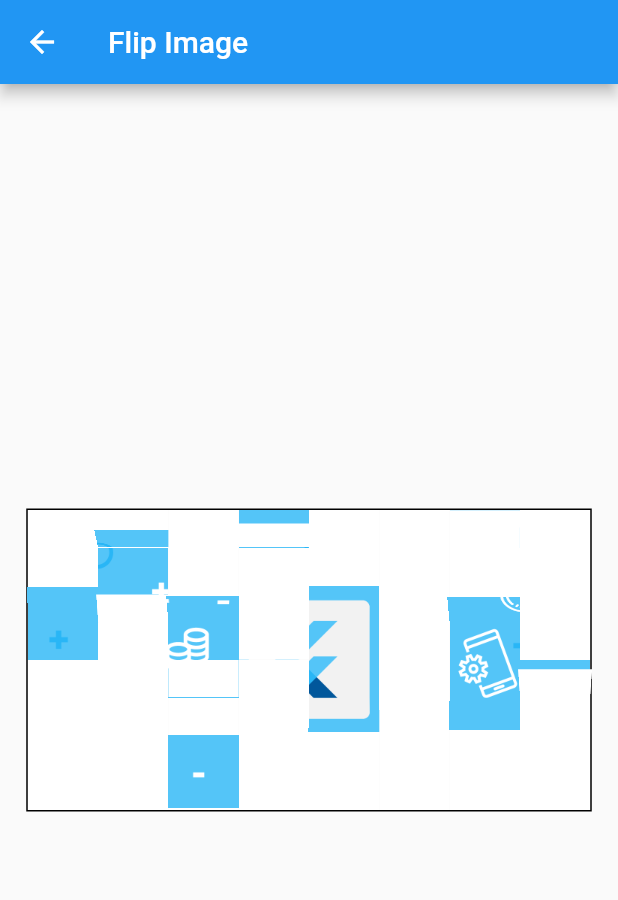
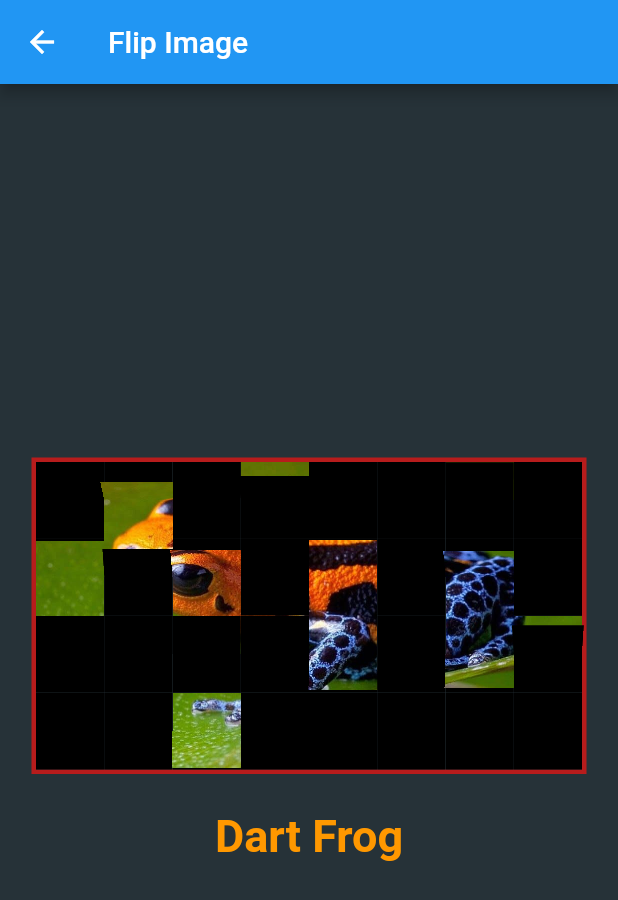
Before and after one commit to cc-nogueira/flip_board, a Flutter app: the screen it shows after launch, after a tap on "Flip Image Board", on a phone screen of 412 x 824 dp. Shown: the top 900 px of the screen. Run offline on Flutter 3.47's test engine with Material 2 defaults, Android fonts, the phone set to English and light mode, and no system bars.

Commit message:
Examples cleaning and use of Dart Frog image

```diff
--- a/example/lib/main.dart
+++ b/example/lib/main.dart
@@ -1,7 +1,7 @@
 import 'package:flutter/material.dart';
 
 import 'pages/board/flip_frase_board_page.dart';
-import 'pages/board/flip_matrix_board_single_child_page.dart';
+import 'pages/board/flip_matrix_board_image_page.dart';
 import 'pages/board/flip_matrix_board_stream_page.dart';
 import 'pages/clock/flip_clock_page.dart';
 import 'pages/clock/flip_countdown_clock_page.dart';
@@ -17,7 +17,7 @@ class MyApp extends StatelessWidget {
         title: 'Flip Board',
         routes: {
           'flip_widgets': (_) => const FlipWidgetsPage(),
-          'flip_image': (_) => const FlipMatrixBoardSingleChildPage(),
+          'flip_image': (_) => const FlipMatrixBoardImagePage(),
           'flip_stream': (_) => const FlipMatrixBoardStreamPage(),
           'flip_frase_board': (_) => const FlipFraseBoardPage(),
           'flip_clock': (_) => const FlipClockPage(),
--- /dev/null
+++ b/example/lib/pages/board/flip_matrix_board_image_page.dart
@@ -0,0 +1,46 @@
+import 'package:flip_board/flip_board.dart';
+import 'package:flutter/material.dart';
+
+/// Example page to display a [FlipMatrixBoardSingleChild].
+///
+/// Presents a FlipMatrix that will animmate the display of a single asset image.
+class FlipMatrixBoardImagePage extends StatelessWidget {
+  const FlipMatrixBoardImagePage({Key? key}) : super(key: key);
+
+  @override
+  Widget build(BuildContext context) => Scaffold(
+        backgroundColor: Colors.blueGrey[900],
+        appBar: AppBar(title: const Text('Flip Image')),
+        body: Container(
+          child: Center(
+            child: Column(
+              mainAxisSize: MainAxisSize.min,
+              children: [
+                Container(
+                  margin: const EdgeInsets.only(bottom: 24.0),
+                  decoration: BoxDecoration(
+                      border: Border.all(width: 3.0, color: Colors.red[900]!)),
+                  child: FlipMatrixBoardSingleChild.assetImage(
+                    imageName: 'assets/horizontal/dart-frog.jpg',
+                    backgroundColor: Colors.black,
+                    axis: Axis.vertical,
+                    width: 364.0,
+                    height: 205.0,
+                    columnCount: 8,
+                    rowCount: 4,
+                  ),
+                ),
+                const Text(
+                  'Dart Frog',
+                  style: TextStyle(
+                    fontSize: 30.0,
+                    color: Colors.orange,
+                    fontWeight: FontWeight.bold,
+                  ),
+                ),
+              ],
+            ),
+          ),
+        ),
+      );
+}
--- a/example/lib/pages/board/flip_matrix_board_single_child_page.dart
+++ /dev/null
@@ -1,35 +0,0 @@
-import 'package:flip_board/flip_board.dart';
-import 'package:flutter/material.dart';
-
-/// Example page to display a [FlipMatrixBoardSingleChild].
-///
-/// Presents a FlipMatrix that will animmate the display of a single asset image.
-class FlipMatrixBoardSingleChildPage extends StatelessWidget {
-  const FlipMatrixBoardSingleChildPage({Key? key}) : super(key: key);
-
-  @override
-  Widget build(BuildContext context) => Scaffold(
-        appBar: AppBar(title: const Text('Flip Image')),
-        body: Container(
-          child: Center(
-            child: Column(
-              mainAxisSize: MainAxisSize.min,
-              children: [
-                Container(
-                  decoration:
-                      BoxDecoration(border: Border.all(color: Colors.black)),
-                  child: FlipMatrixBoardSingleChild.assetImage(
-                    imageName: 'assets/horizontal/flutter.png',
-                    axis: Axis.vertical,
-                    width: 375.0,
-                    height: 200.0,
-                    columnCount: 8,
-                    rowCount: 4,
-                  ),
-                )
-              ],
-            ),
-          ),
-        ),
-      );
-}
--- a/example/pubspec.yaml
+++ b/example/pubspec.yaml
@@ -25,8 +25,8 @@ flutter:
   assets:
     - assets/horizontal/bird.png
     - assets/horizontal/butterfly.png
+    - assets/horizontal/dart-frog.jpg
     - assets/horizontal/flower.png
-    - assets/horizontal/flutter.png
     - assets/horizontal/sea.png
     - assets/vertical/van-Gogh_Cafe-Terrace-at-Night.jpg
     - assets/vertical/van-Gogh_Irises.jpg
```
Also changed, not shown: example/lib/pages/board/flip_frase_board_page.dart (+25 -7 lines), example/lib/pages/widget/flip_widgets_page.dart (+11 -16 lines), example/assets/horizontal/dart-frog.jpg (added), example/assets/horizontal/flutter.png (deleted).
